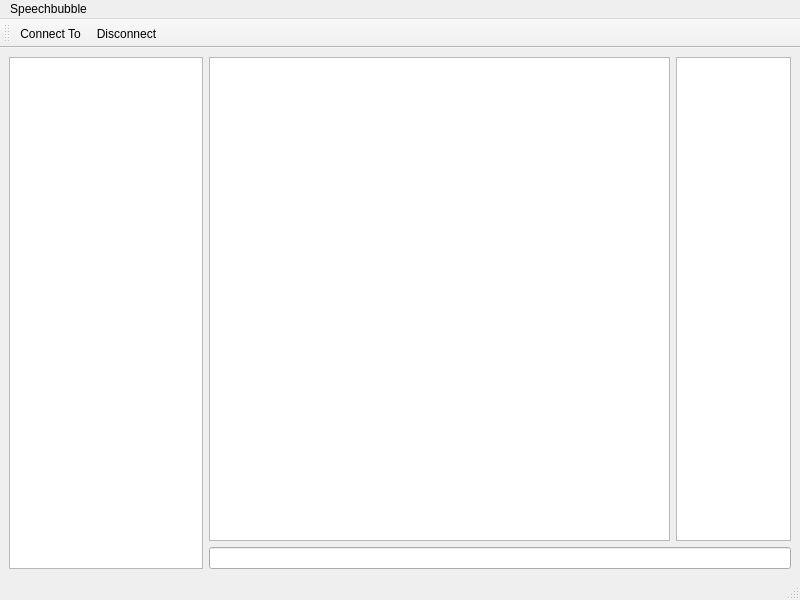
This is ui/main.ui in CrimsonDusk/speechbubble as Qt 5 draws it before an edit. The edited form follows.
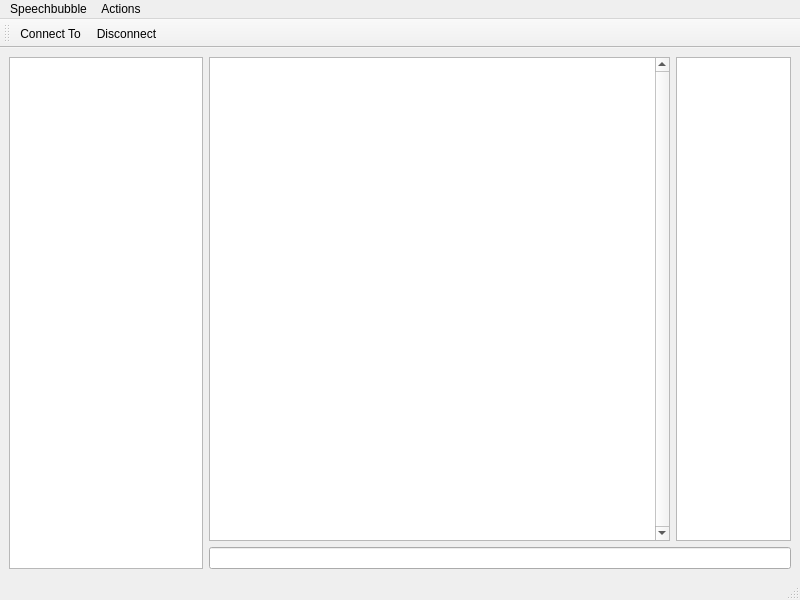
This is the edited form.

The edit to the form file:
```diff
--- a/ui/main.ui
+++ b/ui/main.ui
@@ -33,6 +33,9 @@
        <layout class="QHBoxLayout" name="horizontalLayout" stretch="4,1">
         <item>
          <widget class="QTextEdit" name="m_output">
+          <property name="verticalScrollBarPolicy">
+           <enum>Qt::ScrollBarAlwaysOn</enum>
+          </property>
           <property name="readOnly">
            <bool>true</bool>
           </property>
@@ -56,7 +59,7 @@
      <x>0</x>
      <y>0</y>
      <width>800</width>
-     <height>23</height>
+     <height>26</height>
     </rect>
    </property>
    <widget class="QMenu" name="menuSpeechbubble">
@@ -68,7 +71,16 @@
     <addaction name="separator"/>
     <addaction name="actionQuit"/>
    </widget>
+   <widget class="QMenu" name="menuActions">
+    <property name="title">
+     <string>Actions</string>
+    </property>
+    <addaction name="actionBanList"/>
+    <addaction name="actionExceptList"/>
+    <addaction name="actionInviteList"/>
+   </widget>
    <addaction name="menuSpeechbubble"/>
+   <addaction name="menuActions"/>
   </widget>
   <widget class="QStatusBar" name="statusbar"/>
   <widget class="QToolBar" name="toolBar">
```
Left out of the diff: 15 changed lines with no effect on the pictures.
